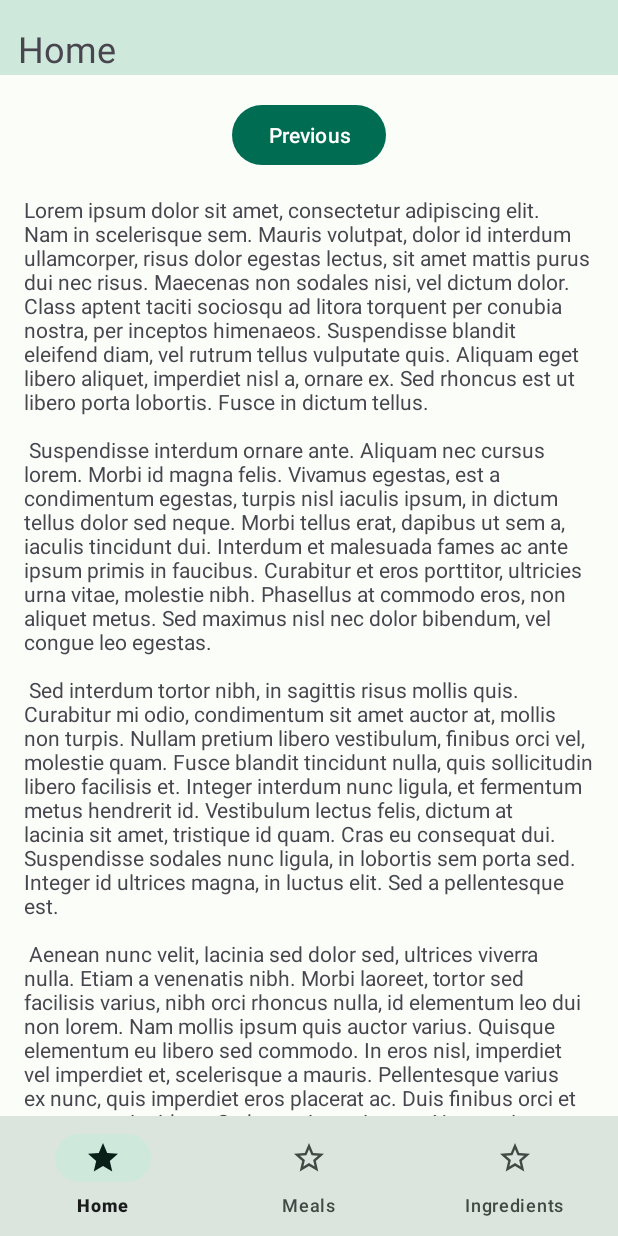
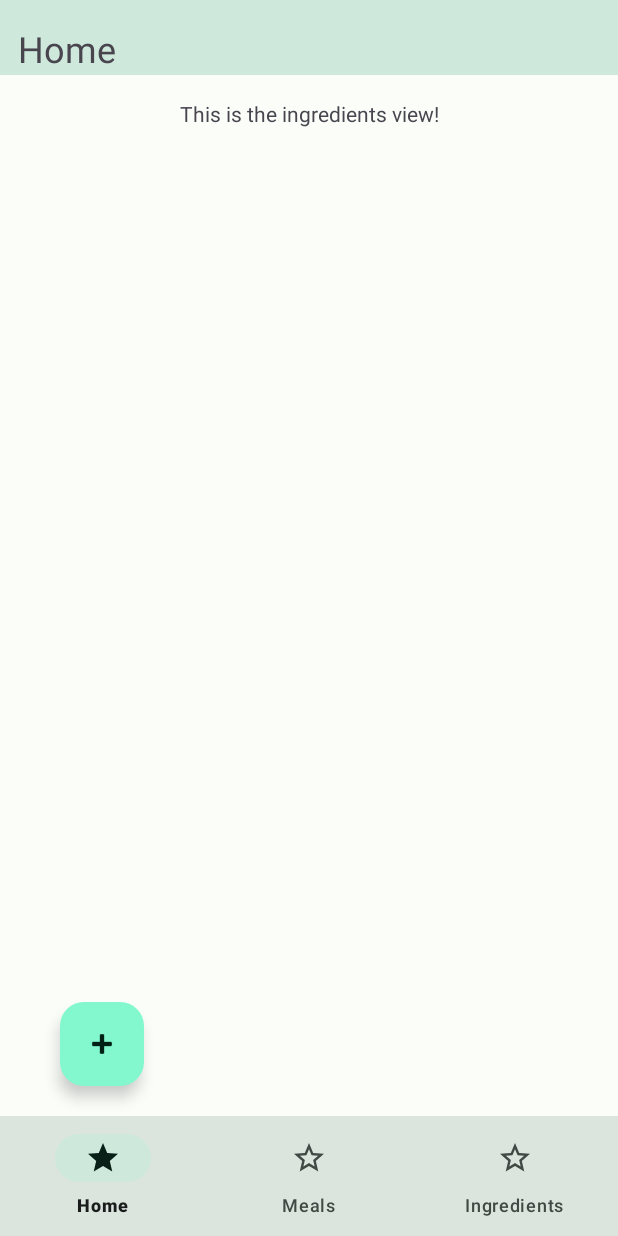
Before and after one commit to AnnieBonav/StopGuessing, an Android app: the IngredientsFragment screen opened through its navigation route, on a phone screen of 412 x 824 dp. Run offline under Robolectric (Android 15) with nearby library versions, the phone set to English and light mode, and no system bars; our stand-ins replace navigation-ui.

Commit message:
Adds Ingredients Interaction Fragment (AKA where CRUD happens)

```diff
--- a/StopGuessingM3/app/src/main/java/com/anniebonav/stopguessingm3/fragments/IngredientsFragment.kt
+++ b/StopGuessingM3/app/src/main/java/com/anniebonav/stopguessingm3/fragments/IngredientsFragment.kt
@@ -26,8 +26,8 @@ class IngredientsFragment : Fragment() {
     override fun onViewCreated(view: View, savedInstanceState: Bundle?) {
         super.onViewCreated(view, savedInstanceState)
 
-        binding.buttonSecond.setOnClickListener {
-            findNavController().navigate(R.id.action_IngredientsFragment_to_MealPlansFragment)
+        binding.addFab.setOnClickListener {
+            findNavController().navigate(R.id.action_IngredientsFragment_to_InteractsIngredientFragment)
         }
     }
 
--- a/StopGuessingM3/app/src/main/res/layout/fragment_ingredients.xml
+++ b/StopGuessingM3/app/src/main/res/layout/fragment_ingredients.xml
@@ -1,35 +1,30 @@
 <?xml version="1.0" encoding="utf-8"?>
-<androidx.core.widget.NestedScrollView xmlns:android="http://schemas.android.com/apk/res/android"
+<androidx.constraintlayout.widget.ConstraintLayout xmlns:android="http://schemas.android.com/apk/res/android"
     xmlns:app="http://schemas.android.com/apk/res-auto"
     xmlns:tools="http://schemas.android.com/tools"
     android:layout_width="match_parent"
     android:layout_height="match_parent"
     tools:context=".fragments.IngredientsFragment">
 
-    <androidx.constraintlayout.widget.ConstraintLayout
-        android:layout_width="match_parent"
-        android:layout_height="match_parent"
-        android:padding="16dp">
-
-        <Button
-            android:id="@+id/button_second"
-            android:layout_width="wrap_content"
-            android:layout_height="wrap_content"
-            android:text="@string/previous"
-            app:layout_constraintBottom_toTopOf="@id/textview_second"
-            app:layout_constraintEnd_toEndOf="parent"
-            app:layout_constraintStart_toStartOf="parent"
-            app:layout_constraintTop_toTopOf="parent" />
-
     <TextView
         android:id="@+id/textview_second"
         android:layout_width="wrap_content"
         android:layout_height="wrap_content"
         android:layout_marginTop="16dp"
-            android:text="@string/lorem_ipsum"
-            app:layout_constraintBottom_toBottomOf="parent"
+        android:text="This is the ingredients view!"
         app:layout_constraintEnd_toEndOf="parent"
         app:layout_constraintStart_toStartOf="parent"
-            app:layout_constraintTop_toBottomOf="@id/button_second" />
+        app:layout_constraintTop_toTopOf="parent" />
+
+    <com.google.android.material.floatingactionbutton.FloatingActionButton
+        android:id="@+id/addFab"
+        android:layout_width="wrap_content"
+        android:layout_height="wrap_content"
+        android:layout_gravity="bottom|end"
+        android:layout_marginBottom="100dp"
+        android:layout_marginLeft="40dp"
+        app:layout_constraintBottom_toBottomOf="parent"
+        app:layout_constraintStart_toStartOf="parent"
+        app:srcCompat="@android:drawable/ic_input_add" />
+
 </androidx.constraintlayout.widget.ConstraintLayout>
-</androidx.core.widget.NestedScrollView>
--- a/StopGuessingM3/app/src/main/res/navigation/nav_graph.xml
+++ b/StopGuessingM3/app/src/main/res/navigation/nav_graph.xml
@@ -23,6 +23,9 @@
         <action
             android:id="@+id/action_IngredientsFragment_to_MealPlansFragment"
             app:destination="@id/MealPlansFragment" />
+        <action
+            android:id="@+id/action_IngredientsFragment_to_InteractsIngredientFragment"
+            app:destination="@id/InteractsIngredientFragment" />
     </fragment>
     <fragment
         android:id="@+id/MealPlansFragment"
@@ -75,4 +78,12 @@
             android:id="@+id/action_HomeFragment_to_MealPlansFragment"
             app:destination="@id/MealPlansFragment" />
     </fragment>
+    <fragment
+        android:id="@+id/InteractsIngredientFragment"
+        android:name="com.anniebonav.stopguessingm3.InteractsIngredientFragment"
+        android:label="InteractsIngredientFragment" >
+        <action
+            android:id="@+id/action_InteractsIngredientFragment_to_IngredientsFragment"
+            app:destination="@id/IngredientsFragment" />
+    </fragment>
 </navigation>
```
Also changed, not shown: StopGuessingM3/app/src/main/java/com/anniebonav/stopguessingm3/InteractsIngredientFragment.kt (added, +17 -0 lines), StopGuessingM3/app/src/main/res/layout/fragment_interacts_ingredient.xml (added, +109 -0 lines). Lines whose indentation alone changed are shown as unchanged.
